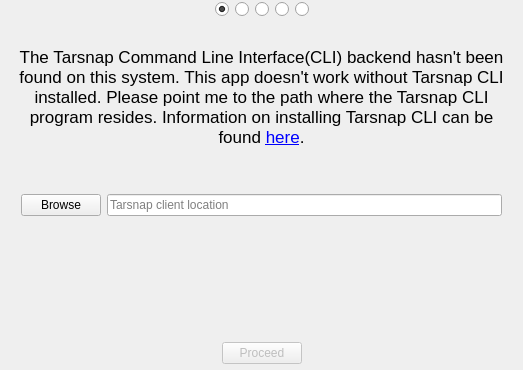
The window that setupdialog.ui (Tarsnap/tarsnap-gui) describes before a commit, drawn with Qt 5.
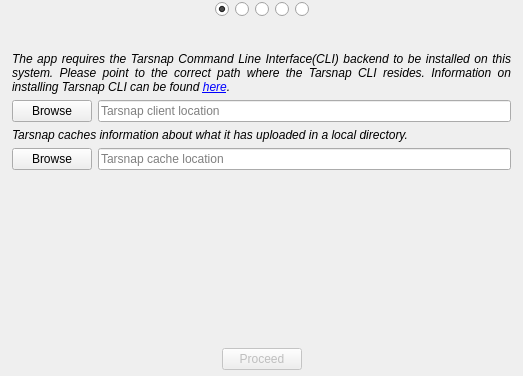
The same window after the commit. The open tabs and pages were chosen to show the change. Icons and pictures are not drawn.

```diff
--- a/setupdialog.ui
+++ b/setupdialog.ui
@@ -7,7 +7,7 @@
     <x>0</x>
     <y>0</y>
     <width>523</width>
-    <height>370</height>
+    <height>376</height>
    </rect>
   </property>
   <property name="windowTitle">
@@ -23,7 +23,7 @@
   </property>
   <layout class="QVBoxLayout" name="verticalLayout">
    <property name="spacing">
-    <number>0</number>
+    <number>3</number>
    </property>
    <property name="leftMargin">
     <number>0</number>
@@ -312,38 +312,41 @@
        <property name="bottomMargin">
         <number>0</number>
        </property>
-       <item>
-        <widget class="QLabel" name="advancedInfoLabel">
-         <property name="font">
-          <font>
-           <pointsize>13</pointsize>
-          </font>
-         </property>
-         <property name="text">
-          <string>&lt;html&gt;&lt;head/&gt;&lt;body&gt;&lt;p&gt;The Tarsnap Command Line Interface(CLI) backend hasn't been found on this system. This app doesn't work without Tarsnap CLI installed. Please point me to the path where the Tarsnap CLI program resides. Information on installing Tarsnap CLI can be found &lt;a href=&quot;http://tarsnap.com&quot;&gt;&lt;span style=&quot; text-decoration: underline; color:#0000ff;&quot;&gt;here&lt;/span&gt;&lt;/a&gt;.&lt;/p&gt;&lt;/body&gt;&lt;/html&gt;</string>
-         </property>
-         <property name="alignment">
-          <set>Qt::AlignCenter</set>
-         </property>
-         <property name="wordWrap">
-          <bool>true</bool>
-         </property>
-         <property name="openExternalLinks">
-          <bool>true</bool>
-         </property>
-        </widget>
-       </item>
        <item>
         <widget class="QWidget" name="actionContainerWidget" native="true">
-         <layout class="QHBoxLayout" name="horizontalLayout_4">
-          <item>
+         <layout class="QFormLayout" name="formLayout">
+          <property name="fieldGrowthPolicy">
+           <enum>QFormLayout::AllNonFixedFieldsGrow</enum>
+          </property>
+          <property name="horizontalSpacing">
+           <number>-1</number>
+          </property>
+          <property name="verticalSpacing">
+           <number>-1</number>
+          </property>
+          <property name="leftMargin">
+           <number>0</number>
+          </property>
+          <property name="topMargin">
+           <number>0</number>
+          </property>
+          <property name="rightMargin">
+           <number>0</number>
+          </property>
+          <property name="bottomMargin">
+           <number>0</number>
+          </property>
+          <item row="1" column="0">
            <widget class="QPushButton" name="tarsnapPathBrowseButton">
             <property name="text">
              <string>Browse</string>
             </property>
+            <property name="autoDefault">
+             <bool>false</bool>
+            </property>
            </widget>
           </item>
-          <item>
+          <item row="1" column="1">
            <widget class="QLineEdit" name="tarsnapPathLineEdit">
             <property name="text">
              <string/>
@@ -359,6 +362,68 @@
             </property>
            </widget>
           </item>
+          <item row="3" column="0">
+           <widget class="QPushButton" name="tarsnapCacheBrowseButton">
+            <property name="text">
+             <string>Browse</string>
+            </property>
+            <property name="autoDefault">
+             <bool>false</bool>
+            </property>
+           </widget>
+          </item>
+          <item row="3" column="1">
+           <widget class="QLineEdit" name="tarsnapCacheLineEdit">
+            <property name="dragEnabled">
+             <bool>true</bool>
+            </property>
+            <property name="placeholderText">
+             <string>Tarsnap cache location</string>
+            </property>
+            <property name="clearButtonEnabled">
+             <bool>true</bool>
+            </property>
+           </widget>
+          </item>
+          <item row="0" column="0" colspan="2">
+           <widget class="QLabel" name="label">
+            <property name="font">
+             <font>
+              <italic>true</italic>
+             </font>
+            </property>
+            <property name="text">
+             <string>&lt;html&gt;&lt;head/&gt;&lt;body&gt;&lt;p&gt;The app requires the Tarsnap Command Line Interface(CLI) backend to be installed on this system. Please point to the correct path where the Tarsnap CLI resides. Information on installing Tarsnap CLI can be found &lt;a href=&quot;http://tarsnap.com&quot;&gt;&lt;span style=&quot; text-decoration: underline; color:#0000ff;&quot;&gt;here&lt;/span&gt;&lt;/a&gt;.&lt;/p&gt;&lt;/body&gt;&lt;/html&gt;</string>
+            </property>
+            <property name="alignment">
+             <set>Qt::AlignJustify|Qt::AlignVCenter</set>
+            </property>
+            <property name="wordWrap">
+             <bool>true</bool>
+            </property>
+            <property name="margin">
+             <number>6</number>
+            </property>
+            <property name="openExternalLinks">
+             <bool>true</bool>
+            </property>
+           </widget>
+          </item>
+          <item row="2" column="0" colspan="2">
+           <widget class="QLabel" name="label_2">
+            <property name="font">
+             <font>
+              <italic>true</italic>
+             </font>
+            </property>
+            <property name="text">
+             <string>Tarsnap caches information about what it has uploaded in a local directory.</string>
+            </property>
+            <property name="alignment">
+             <set>Qt::AlignJustify|Qt::AlignVCenter</set>
+            </property>
+           </widget>
+          </item>
          </layout>
         </widget>
        </item>
```
Left out of the diff: 43 changed lines with no effect on the pictures.
